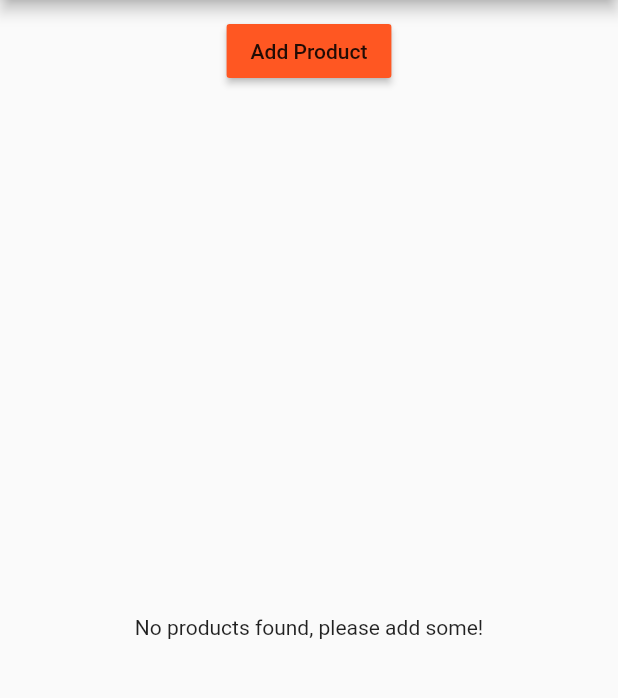
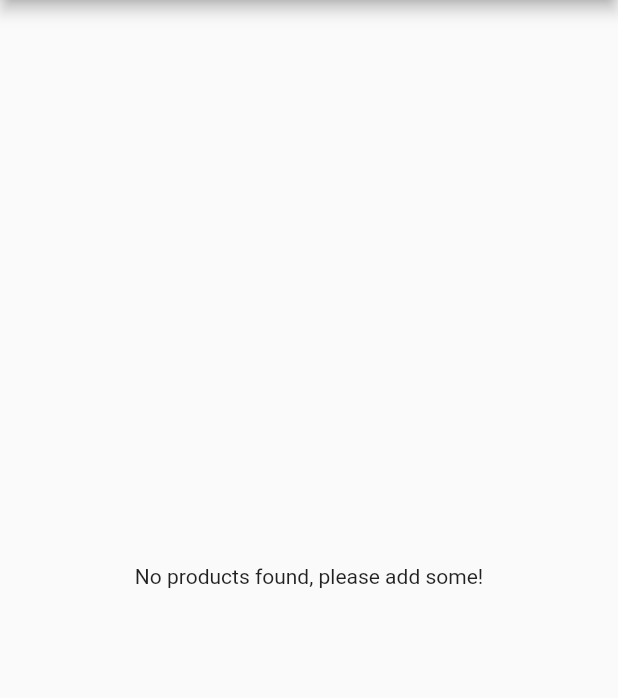
Before and after one commit to allayGerald/flutterPlayground, a Flutter app: the screen it shows after launch, on a phone screen of 412 x 824 dp, the part 84-782 px from its top. Run offline on Flutter 3.47's test engine with Material 2 defaults, Android fonts, the phone set to English and light mode, and no system bars.

Commit message:
Create product from user inputs

```diff
--- a/lib/main.dart
+++ b/lib/main.dart
@@ -19,9 +19,9 @@ class MyApp extends StatefulWidget {
 }
 
 class _MyAppState extends State<MyApp> {
-  List<Map<String, String>> _products = [];
+  List<Map<String, dynamic>> _products = [];
 
-  void _addProduct(Map<String, String> product) {
+  void _addProduct(Map<String, dynamic> product) {
     setState(() {
       _products.add(product);
     });
@@ -43,8 +43,8 @@ class _MyAppState extends State<MyApp> {
 //      home: AuthPage(),
       routes: {
         '/': (BuildContext context) =>
-            ProductsPage(_products, _addProduct, _deleteProduct),
-        '/admin': (BuildContext context) => ProductsAdminPage(),
+            ProductsPage(_products),
+        '/admin': (BuildContext context) => ProductsAdminPage(_addProduct, _deleteProduct),
       },
       onGenerateRoute: (RouteSettings settings) {
         final List<String> pathElements = settings.name.split('/');
@@ -63,7 +63,7 @@ class _MyAppState extends State<MyApp> {
       onUnknownRoute: (RouteSettings settings) {
         return MaterialPageRoute(
             builder: (BuildContext context) =>
-                ProductsPage(_products, _addProduct, _deleteProduct));
+                ProductsPage(_products));
       },
     );
   }
--- a/lib/pages/product.dart
+++ b/lib/pages/product.dart
@@ -4,7 +4,7 @@ import 'package:flutter/cupertino.dart';
 import 'package:flutter/material.dart';
 
 class ProductPage extends StatelessWidget {
-  final Map<String, String> product;
+  final Map<String, dynamic> product;
 
   ProductPage(this.product);
 
--- a/lib/pages/products.dart
+++ b/lib/pages/products.dart
@@ -3,11 +3,9 @@ import 'package:flutter/material.dart';
 import '../product_manager.dart';
 
 class ProductsPage extends StatelessWidget {
-  final List<Map<String, String>> products;
-  final Function addProduct;
-  final Function deleteProduct;
+   List<Map<String, dynamic>> products;
 
-  ProductsPage(this.products, this.addProduct, this.deleteProduct);
+  ProductsPage(this.products);
 
   @override
   Widget build(BuildContext context) {
@@ -31,7 +29,7 @@ class ProductsPage extends StatelessWidget {
       appBar: AppBar(
         title: Text('My First App'),
       ),
-      body: ProductsManager(products, addProduct, deleteProduct),
+      body: ProductsManager(products),
     );
   }
 }
--- a/lib/product_control.dart
+++ /dev/null
@@ -1,20 +0,0 @@
-import 'package:flutter/material.dart';
-
-class ProductControl extends StatelessWidget {
-  final Function addProduct;
-
-  ProductControl(this.addProduct);
-
-  @override
-  Widget build(BuildContext context) {
-    return RaisedButton(
-      color: Theme
-          .of(context)
-          .primaryColor,
-      onPressed: () {
-        addProduct({'title': 'Panna Cotta', 'image': 'assets/platform.png'});
-      },
-      child: Text('Add Product'),
-    );
-  }
-}
--- a/lib/product_manager.dart
+++ b/lib/product_manager.dart
@@ -1,22 +1,18 @@
-import 'package:first_app/product_control.dart';
+
 import 'package:flutter/material.dart';
 
 import './products.dart';
 
 class ProductsManager extends StatelessWidget {
-  final List<Map<String, String>> products;
-  final Function addProduct;
-  final Function deleteProduct;
+   final List<Map<String, dynamic>> products;
 
-  ProductsManager(this.products, this.addProduct, this.deleteProduct);
+  ProductsManager(this.products);
 
   @override
   Widget build(BuildContext context) {
     return Column(
       children: [
-        Container(
-            margin: EdgeInsets.all(10.0), child: ProductControl(addProduct)),
-        Expanded(child: Products(products, deleteProduct: deleteProduct))
+        Expanded(child: Products(products))
       ],
     );
   }
--- a/lib/products.dart
+++ b/lib/products.dart
@@ -2,10 +2,9 @@ import 'package:first_app/pages/product.dart';
 import 'package:flutter/material.dart';
 
 class Products extends StatelessWidget {
-  final List<Map<String, String>> products;
-  final Function deleteProduct;
+  final List<Map<String, dynamic>> products;
 
-  Products(this.products, {this.deleteProduct});
+  Products(this.products);
 
   Widget _buildProductItem(BuildContext context, int index) {
     return Card(
@@ -19,10 +18,7 @@ class Products extends StatelessWidget {
               FlatButton(
                 child: Text('Details'),
                 onPressed: () => Navigator.pushNamed<bool>(
-                        context, '/product/' + index.toString())
-                    .then((bool value) => {
-                          if (value) {deleteProduct(index)}
-                        }),
+                        context, '/product/' + index.toString()),
               )
             ],
           )
```
Also changed, not shown: lib/pages/product-create.dart (+17 -0 lines), lib/pages/products-admin.dart (+6 -1 lines).
